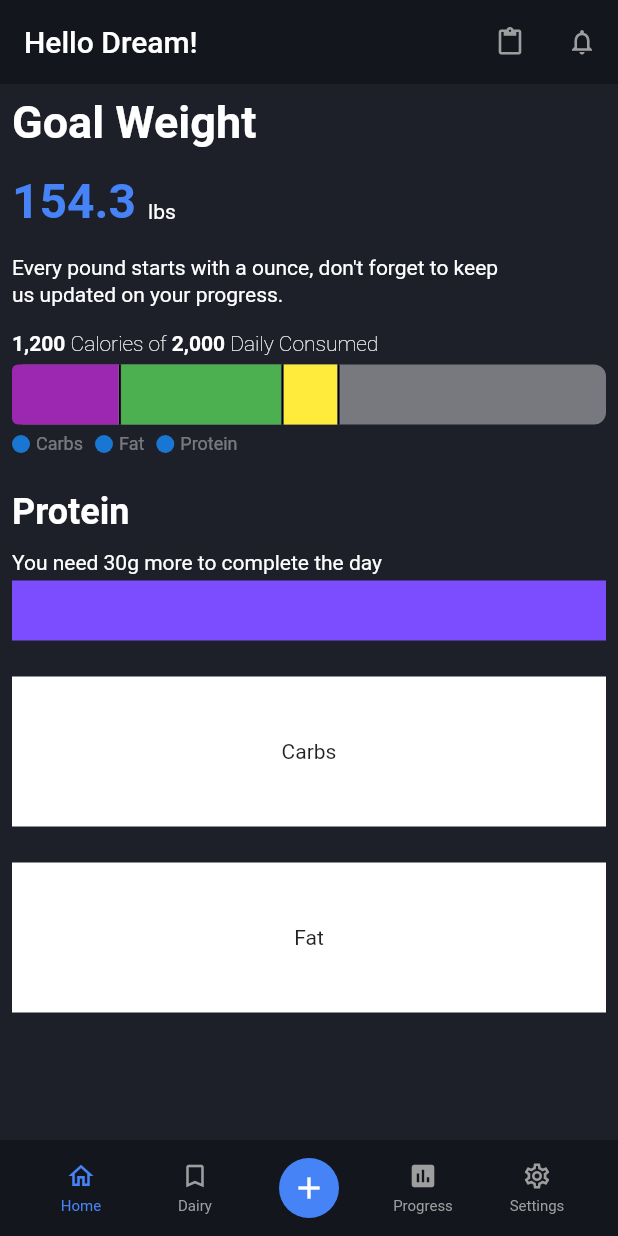
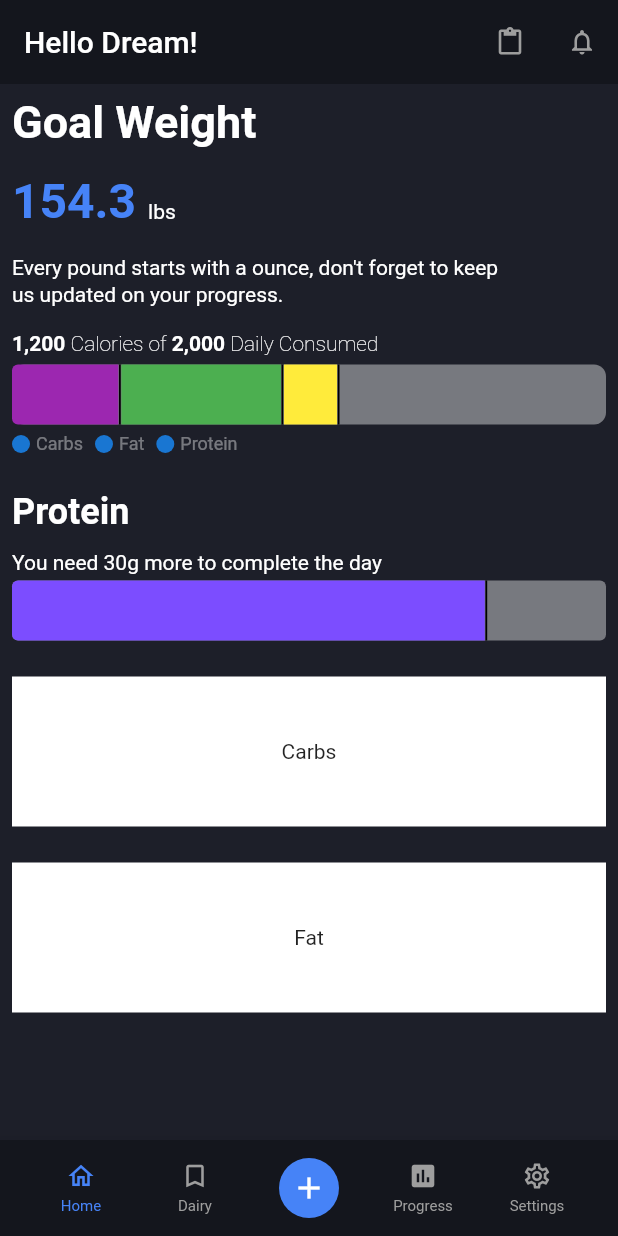
Before and after one commit to JAICHANGPARK/flutter_notebook_18th_story, a Flutter app: the screen it shows after launch, on a phone screen of 412 x 824 dp. Run offline on Flutter 3.47's test engine with Material 2 defaults, Android fonts, the phone set to English and light mode, and no system bars; our stand-ins replace cached_network_image, flutter_lorem, flutter_riverpod, flutter_svg, freezed_annotation, go_router and 3 more.

Commit message:
Update calorie_tracking_home_page.dart

```diff
--- a/lib/ep1076_calorie_tracking_app/src/ui/calorie_tracking_home_page.dart
+++ b/lib/ep1076_calorie_tracking_app/src/ui/calorie_tracking_home_page.dart
@@ -259,17 +259,37 @@ class _CalorieTrackingHomePageState extends State<CalorieTrackingHomePage> {
                       height: 4,
                     ),
                     Expanded(
+                      child: Container(
+                        decoration: BoxDecoration(
+                          color: Colors.white.withOpacity(0.4),
+                          borderRadius: BorderRadius.circular(4),
+                        ),
                         child: Row(
                           children: [
                             Flexible(
                               flex: 8,
                               child: Container(
-                                decoration: BoxDecoration(color: Colors.deepPurpleAccent),
-                              ))
+                                decoration: BoxDecoration(
+                                    color: Colors.deepPurpleAccent,
+                                    borderRadius: BorderRadius.only(
+                                      topLeft: Radius.circular(4),
+                                      bottomLeft: Radius.circular(4),
+                                    )),
+                              ),
+                            ),
+                            VerticalDivider(
+                              color: Colors.black,
+                              thickness: 1.2,
+                              width: 2,
+                            ),
+                            Flexible(flex: 2, child: Container()),
                           ],
-                      )),
+                        ),
+                      ),
+                    ),
                   ],
-                  )),
+                ),
+              ),
               const SizedBox(
                 height: 24,
               ),
```
Lines whose indentation alone changed are shown as unchanged.
